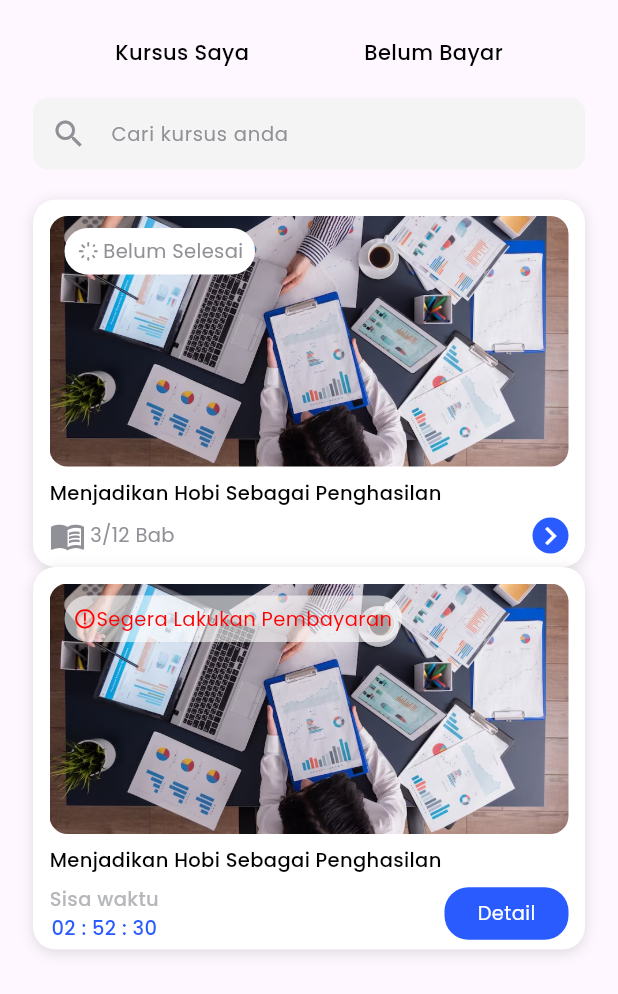
After one commit to BrawS-HackFest/GrowBiz-FE, a Flutter app: the MyCoursePage screen opened directly, on a phone screen of 412 x 824 dp. The commit adds this screen. Shown: the top 994 px of the screen. Run offline on Flutter 3.47's test engine with Material 3 defaults, Android fonts, the phone set to English and light mode, and no system bars; our stand-ins replace dio, firebase_auth, firebase_core, flutter_bloc, flutter_svg; accounts and stored records are empty; network calls fail.

Commit message:
add detal_course_page, home page, main page, mycourse page, card detail course, card waiting payment

```diff
--- a/lib/pages/detail_course_page.dart
+++ b/lib/pages/detail_course_page.dart
@@ -1,4 +1,5 @@
 import 'package:flutter/material.dart';
+import 'package:flutter_svg/flutter_svg.dart';
 import 'package:hackfest_mobile/pages/payment_page.dart';
 import 'package:hackfest_mobile/styles/my_colors.dart';
 import 'package:hackfest_mobile/styles/my_text.dart';
@@ -67,10 +68,8 @@ class _DetailPageState extends State<DetailPage> {
                     Container(
                       child: Row(
                         children: [
-                          Icon(
-                            Icons.person,
-                            color: MyColors.grey200,
-                          ),
+                          SvgPicture.asset('assets/svgs/person_icon.svg',color: MyColors.grey300,width: 13),
+                          const SizedBox(width: 3,),
                           Text(
                             '2.380',
                             style: MyTextStyle.judulH5(color: MyColors.grey200),
@@ -81,10 +80,8 @@ class _DetailPageState extends State<DetailPage> {
                     Container(
                       child: Row(
                         children: [
-                          Icon(
-                            Icons.money_outlined,
-                            color: MyColors.primaryBase,
-                          ),
+                          SvgPicture.asset('assets/svgs/money_icon.svg',color: MyColors.primaryBase,width: 22),
+                          const SizedBox(width: 3,),
                           Text(
                             'Rp.50.000',
                             style: MyTextStyle.judulH5(
@@ -96,10 +93,8 @@ class _DetailPageState extends State<DetailPage> {
                     Container(
                       child: Row(
                         children: [
-                          Icon(
-                            Icons.star,
-                            color: MyColors.secondaryBase,
-                          ),
+                          SvgPicture.asset('assets/svgs/star_icon.svg',color: MyColors.secondaryBase,width: 13),
+                          const SizedBox(width: 3,),
                           Text(
                             '4,9',
                             style:
--- a/lib/pages/home_page.dart
+++ b/lib/pages/home_page.dart
@@ -1,10 +1,9 @@
 import 'package:flutter/material.dart';
 import 'package:flutter_bloc/flutter_bloc.dart';
-import 'package:flutter_svg/flutter_svg.dart';
 import 'package:hackfest_mobile/bloc/auth/auth_bloc.dart';
+import 'package:hackfest_mobile/models/categories_model.dart';
 import 'package:hackfest_mobile/pages/all_article_page.dart';
 import 'package:hackfest_mobile/pages/all_course_page.dart';
-import 'package:hackfest_mobile/pages/detail_article_page.dart';
 import 'package:hackfest_mobile/pages/detail_course_page.dart';
 import 'package:hackfest_mobile/styles/my_colors.dart';
 import 'package:hackfest_mobile/styles/my_text.dart';
@@ -14,8 +13,6 @@ import 'package:hackfest_mobile/widgets/filter_categories.dart';
 import 'package:hackfest_mobile/widgets/my_textfield.dart';
 import 'package:hackfest_mobile/widgets/scrollbehavior.dart';
 
-import '../models/categories_model.dart';
-
 class HomePage extends StatefulWidget {
   HomePage({super.key});
 
@@ -24,14 +21,6 @@ class HomePage extends StatefulWidget {
 }
 
 class _HomePageState extends State<HomePage> {
-  int _curIndex = 0;
-
-  void _updateSelected(int index){
-    setState(() {
-      _curIndex = index;
-    });
-  }
-
   TextEditingController searchControlller = TextEditingController();
 
   @override
@@ -177,21 +166,6 @@ class _HomePageState extends State<HomePage> {
           ),
         ),
       ),
-      bottomNavigationBar: BottomNavigationBar(
-        currentIndex: _curIndex,
-        onTap:_updateSelected ,
-        showSelectedLabels: true,
-        showUnselectedLabels: true,
-        selectedItemColor: MyColors.primaryBase,
-        unselectedItemColor: MyColors.grey200,
-        type: BottomNavigationBarType.fixed,
-        items: [
-          BottomNavigationBarItem(icon: SvgPicture.asset('assets/svgs/home_icon.svg',color: _curIndex==0 ? MyColors.primaryBase : MyColors.grey200, ), label: 'Beranda'),
-          BottomNavigationBarItem(icon: SvgPicture.asset('assets/svgs/mycourse_icon.svg',color: _curIndex==1 ? MyColors.primaryBase : MyColors.grey200,), label: 'Kursus Saya'),
-          BottomNavigationBarItem(icon: SvgPicture.asset('assets/svgs/work_icon.svg',color: _curIndex==2 ? MyColors.primaryBase : MyColors.grey200,), label: 'Pekerjaan'),
-          BottomNavigationBarItem(icon: SvgPicture.asset('assets/svgs/profile_icon.svg', color: _curIndex==3 ? MyColors.primaryBase : MyColors.grey200,), label: 'Profile'),
-        ],
-      ),
     );
   }
 }
--- a/lib/pages/login_page.dart
+++ b/lib/pages/login_page.dart
@@ -1,7 +1,7 @@
 import 'package:flutter/material.dart';
 import 'package:flutter_bloc/flutter_bloc.dart';
 import 'package:hackfest_mobile/bloc/auth/auth_bloc.dart';
-import 'package:hackfest_mobile/pages/home_page.dart';
+import 'package:hackfest_mobile/pages/main_page.dart';
 import 'package:hackfest_mobile/pages/signup_page.dart';
 import 'package:hackfest_mobile/styles/my_colors.dart';
 import 'package:hackfest_mobile/widgets/my_button.dart';
@@ -25,7 +25,7 @@ class LoginPage extends StatelessWidget {
             }
             if(state is AuthSuccess){
              Navigator.of(context).pushReplacement(MaterialPageRoute(builder: (context) {
-               return HomePage();
+               return MainPage();
              },));
             }
           },
--- /dev/null
+++ b/lib/pages/main_page.dart
@@ -0,0 +1,53 @@
+import 'package:flutter/material.dart';
+import 'package:flutter_svg/flutter_svg.dart';
+import 'package:hackfest_mobile/pages/home_page.dart';
+import 'package:hackfest_mobile/pages/mycourse_page.dart';
+import 'package:hackfest_mobile/styles/my_colors.dart';
+
+class MainPage extends StatefulWidget {
+  MainPage({super.key});
+
+  @override
+  State<MainPage> createState() => _MainPageState();
+}
+
+class _MainPageState extends State<MainPage> {
+  int _curIndex = 0;
+
+  void _updateSelected(int index){
+    setState(() {
+      _curIndex = index;
+    });
+  }
+
+  List pages =[
+    HomePage(),
+    MyCoursePage(),
+    Text('pekerjaan page'),
+    Text('profile page'),
+  ];
+
+
+
+  @override
+  Widget build(BuildContext context) {
+    return Scaffold(
+      body: pages[_curIndex],
+      bottomNavigationBar: BottomNavigationBar(
+        currentIndex: _curIndex,
+        onTap:_updateSelected ,
+        showSelectedLabels: true,
+        showUnselectedLabels: true,
+        selectedItemColor: MyColors.primaryBase,
+        unselectedItemColor: MyColors.grey200,
+        type: BottomNavigationBarType.fixed,
+        items: [
+          BottomNavigationBarItem(icon: SvgPicture.asset('assets/svgs/home_icon.svg',color: _curIndex==0 ? MyColors.primaryBase : MyColors.grey200, ), label: 'Beranda'),
+          BottomNavigationBarItem(icon: SvgPicture.asset('assets/svgs/mycourse_icon.svg',color: _curIndex==1 ? MyColors.primaryBase : MyColors.grey200,), label: 'Kursus Saya'),
+          BottomNavigationBarItem(icon: SvgPicture.asset('assets/svgs/work_icon.svg',color: _curIndex==2 ? MyColors.primaryBase : MyColors.grey200,), label: 'Pekerjaan'),
+          BottomNavigationBarItem(icon: SvgPicture.asset('assets/svgs/profile_icon.svg', color: _curIndex==3 ? MyColors.primaryBase : MyColors.grey200,), label: 'Profile'),
+        ],
+      ),
+    );
+  }
+}
--- /dev/null
+++ b/lib/pages/mycourse_page.dart
@@ -0,0 +1,42 @@
+import 'package:flutter/material.dart';
+import 'package:flutter_svg/flutter_svg.dart';
+import 'package:hackfest_mobile/styles/my_colors.dart';
+import 'package:hackfest_mobile/styles/my_text.dart';
+import 'package:hackfest_mobile/widgets/card_mycourse.dart';
+import 'package:hackfest_mobile/widgets/card_waiting_payment.dart';
+import 'package:hackfest_mobile/widgets/my_textfield.dart';
+class MyCoursePage extends StatelessWidget {
+  MyCoursePage({super.key});
+
+  TextEditingController searchController = TextEditingController();
+
+  @override
+  Widget build(BuildContext context) {
+    return Scaffold(
+      body: SafeArea(
+        child: Column(
+          children: [
+            const SizedBox(height: 25,),
+            Row(
+              mainAxisAlignment: MainAxisAlignment.spaceEvenly,
+              children: [
+                Text('Kursus Saya', style: MyTextStyle.judulH4(color: MyColors.blackBase),),
+                Text('Belum Bayar', style: MyTextStyle.judulH4(color: MyColors.blackBase),),
+              ],
+            ),
+            const SizedBox(height: 20,),
+            Padding(
+              padding: EdgeInsets.symmetric(horizontal: 22),
+                child: MyTextField(hint: 'Cari kursus anda', controller:searchController , icon: Icons.search)
+            ),
+            const SizedBox(height: 20,),
+            CardMyCourse(),
+            CardWaitingPayment()
+
+
+          ],
+        ),
+      ),
+    );
+  }
+}
--- a/lib/widgets/card_detail_course.dart
+++ b/lib/widgets/card_detail_course.dart
@@ -52,7 +52,7 @@ class CardDetailCourse extends StatelessWidget {
                     child: Row(
                       mainAxisAlignment: MainAxisAlignment.spaceEvenly,
                       children: [
-                        Icon(Icons.star_outlined,color: MyColors.secondaryBase,size: 13),
+                        SvgPicture.asset('assets/svgs/star_icon.svg',color: MyColors.secondaryBase,width: 13),
                         Text('4,8', style: MyTextStyle.captionH5(color: MyColors.blackBase),)
                       ],
                     ),
@@ -81,7 +81,7 @@ class CardDetailCourse extends StatelessWidget {
                 Container(
                   child: Row(
                     children: [
-                      Icon(Icons.person, color: MyColors.grey200,size: 13,),
+                      SvgPicture.asset('assets/svgs/person_icon.svg', color: MyColors.grey200,width: 13,),
                       const SizedBox(width: 5,),
                       Text('2.308', style: MyTextStyle.judulH5(color: MyColors.grey200),),
                     ],
--- /dev/null
+++ b/lib/widgets/card_mycourse.dart
@@ -0,0 +1,96 @@
+import 'package:flutter/material.dart';
+import 'package:flutter_svg/svg.dart';
+import 'package:hackfest_mobile/styles/my_colors.dart';
+import 'package:hackfest_mobile/styles/my_text.dart';
+
+class CardMyCourse extends StatelessWidget {
+  const CardMyCourse({super.key});
+
+  @override
+  Widget build(BuildContext context) {
+    return Padding(
+      padding: EdgeInsets.symmetric(horizontal: 22),
+      child: Container(
+          width: double.infinity,
+          height: 245,
+          padding:const  EdgeInsets.all(11),
+          decoration: ShapeDecoration(
+            color: Colors.white,
+            shape: RoundedRectangleBorder(
+              borderRadius: BorderRadius.circular(15),
+            ),
+            shadows: [
+              BoxShadow(
+                color: Color(0x549B9B9B),
+                blurRadius: 7,
+                offset: Offset(0, 2),
+                spreadRadius: 0,
+              )
+            ],
+          ),
+          child: Column(
+            crossAxisAlignment: CrossAxisAlignment.start,
+            children: [
+              Container(
+                width: double.infinity,
+                height: 167,
+                clipBehavior: Clip.hardEdge,
+                decoration: BoxDecoration(
+                  borderRadius: BorderRadius.circular(12),
+                  image: DecorationImage(
+                      image:AssetImage('assets/images/popular1.png'),
+                      fit: BoxFit.cover
+                  ),
+                ),
+                child: Stack(
+                  children: [
+                    Container(
+                      width:127,
+                      margin: EdgeInsets.symmetric(horizontal: 10, vertical: 8),
+                      padding: EdgeInsets.all(6),
+                      decoration: BoxDecoration(
+                          color: MyColors.whiteBase,
+                          borderRadius: BorderRadius.circular(16)
+                      ),
+                      child: Row(
+                        mainAxisAlignment: MainAxisAlignment.spaceEvenly,
+                        children: [
+                          SvgPicture.asset('assets/svgs/progress_icon.svg'),
+                          Text('Belum Selesai', style: MyTextStyle.captionH5(color: MyColors.grey300),)
+                        ],
+                      ),
+                    )
+                  ],
+                ),
+              ),
+              const SizedBox(height: 8,),
+              Text('Menjadikan Hobi Sebagai Penghasilan', style: MyTextStyle.judulH5(color: MyColors.blackBase),),
+              const SizedBox(height: 7,),
+              Row(
+                mainAxisAlignment: MainAxisAlignment.spaceBetween,
+                children: [
+                  Container(
+                    child: Row(
+                      children: [
+                        Icon(Icons.menu_book_outlined, color: MyColors.grey300,),
+                        const SizedBox(width: 3,),
+                        Text('3/12 Bab', style: MyTextStyle.captionH5(color: MyColors.grey300),),
+                      ],
+                    ),
+                  ),
+                  Container(
+                    decoration: BoxDecoration(
+                        shape: BoxShape.circle,
+                        color: MyColors.primaryBase
+                    ),
+                    child: Icon(Icons.navigate_next, color: MyColors.whiteBase,),
+                  )
+
+                ],
+              )
+            ],
+          )
+      ),
+    );
+  }
+}
--- a/lib/widgets/card_popular_course.dart
+++ b/lib/widgets/card_popular_course.dart
@@ -1,4 +1,5 @@
 import 'package:flutter/material.dart';
+import 'package:flutter_svg/flutter_svg.dart';
 import 'package:hackfest_mobile/styles/my_colors.dart';
 import 'package:hackfest_mobile/styles/my_text.dart';
 class CardPopularCourse extends StatelessWidget {
@@ -45,7 +46,7 @@ class CardPopularCourse extends StatelessWidget {
                     child: Row(
                       mainAxisAlignment: MainAxisAlignment.spaceEvenly,
                       children: [
-                        Icon(Icons.star_outlined,color: MyColors.secondaryBase,size: 13),
+                        SvgPicture.asset('assets/svgs/star_icon.svg',color: MyColors.secondaryBase,width: 13),
                         Text('$rating', style: MyTextStyle.captionH5(color: MyColors.blackBase),)
                       ],
                     ),
@@ -59,7 +60,7 @@ class CardPopularCourse extends StatelessWidget {
           const SizedBox(height: 5,),
           Row(
             children: [
-              Icon(Icons.person, color: MyColors.grey200,size: 13,),
+              SvgPicture.asset('assets/svgs/person_icon.svg', color: MyColors.grey200,width: 13,),
               Text(numberOfPeople, style: MyTextStyle.judulH5(color: MyColors.grey200),)
             ],
           ),
--- /dev/null
+++ b/lib/widgets/card_waiting_payment.dart
@@ -0,0 +1,96 @@
+import 'package:flutter/material.dart';
+import 'package:flutter_svg/flutter_svg.dart';
+import 'package:hackfest_mobile/styles/my_colors.dart';
+import 'package:hackfest_mobile/styles/my_text.dart';
+class CardWaitingPayment extends StatelessWidget {
+  const CardWaitingPayment({super.key});
+
+  @override
+  Widget build(BuildContext context) {
+    return Padding(
+      padding: EdgeInsets.symmetric(horizontal: 22),
+      child: Container(
+          width: double.infinity,
+          height: 255,
+          padding:const  EdgeInsets.all(11),
+          decoration: ShapeDecoration(
+            color: Colors.white,
+            shape: RoundedRectangleBorder(
+              borderRadius: BorderRadius.circular(15),
+            ),
+            shadows: [
+              BoxShadow(
+                color: Color(0x549B9B9B),
+                blurRadius: 7,
+                offset: Offset(0, 2),
+                spreadRadius: 0,
+              )
+            ],
+          ),
+          child: Column(
+            crossAxisAlignment: CrossAxisAlignment.start,
+            children: [
+              Container(
+                width: double.infinity,
+                height: 167,
+                clipBehavior: Clip.hardEdge,
+                decoration: BoxDecoration(
+                  borderRadius: BorderRadius.circular(12),
+                  image: DecorationImage(
+                      image:AssetImage('assets/images/popular1.png'),
+                      fit: BoxFit.cover
+                  ),
+                ),
+                child: Stack(
+                  children: [
+                    Container(
+                      width:225,
+                      margin: EdgeInsets.symmetric(horizontal: 10, vertical: 8),
+                      padding: EdgeInsets.all(6),
+                      decoration: BoxDecoration(
+                          color: Colors.white.withOpacity(0.6),
+                          borderRadius: BorderRadius.circular(16)
+                      ),
+                      child: Row(
+                        mainAxisAlignment: MainAxisAlignment.spaceEvenly,
+                        children: [
+                          SvgPicture.asset('assets/svgs/warning_icon.svg',color: Color(0xFFFF0000),),
+                          Text('Segera Lakukan Pembayaran', style: MyTextStyle.captionH5(color:  Color(0xFFFF0000)),)
+                        ],
+                      ),
+                    )
+                  ],
+                ),
+              ),
+              const SizedBox(height: 8,),
+              Text('Menjadikan Hobi Sebagai Penghasilan', style: MyTextStyle.judulH5(color: MyColors.blackBase),),
+              const SizedBox(height: 7,),
+              Row(
+                mainAxisAlignment: MainAxisAlignment.spaceBetween,
+                children: [
+                  Container(
+                    child: Column(
+                      children: [
+                        Text('Sisa waktu', style: MyTextStyle.judulH5(color: MyColors.grey200),),
+                        const SizedBox(width: 3,),
+                        Text('02 : 52 : 30', style: MyTextStyle.judulH5(color: MyColors.primaryBase),),
+                      ],
+                    ),
+                  ),
+                  Container(
+                    padding: EdgeInsets.symmetric(horizontal: 22, vertical: 8),
+                    decoration: BoxDecoration(
+                        borderRadius: BorderRadius.circular(16),
+                        color: MyColors.primaryBase
+                    ),
+                    child: Text('Detail', style: MyTextStyle.captionH5(color: MyColors.whiteBase),),
+                  )
+
+                ],
+              )
+            ],
+          )
+      ),
+    );
+  }
+}
```
Also changed, not shown: assets/svgs/centang_icon.svg (added), assets/svgs/dagangan_icon.svg, assets/svgs/play_icon.svg (added), assets/svgs/progress_icon.svg (added), assets/svgs/warning_icon.svg (added). Lines whose indentation alone changed are shown as unchanged.
